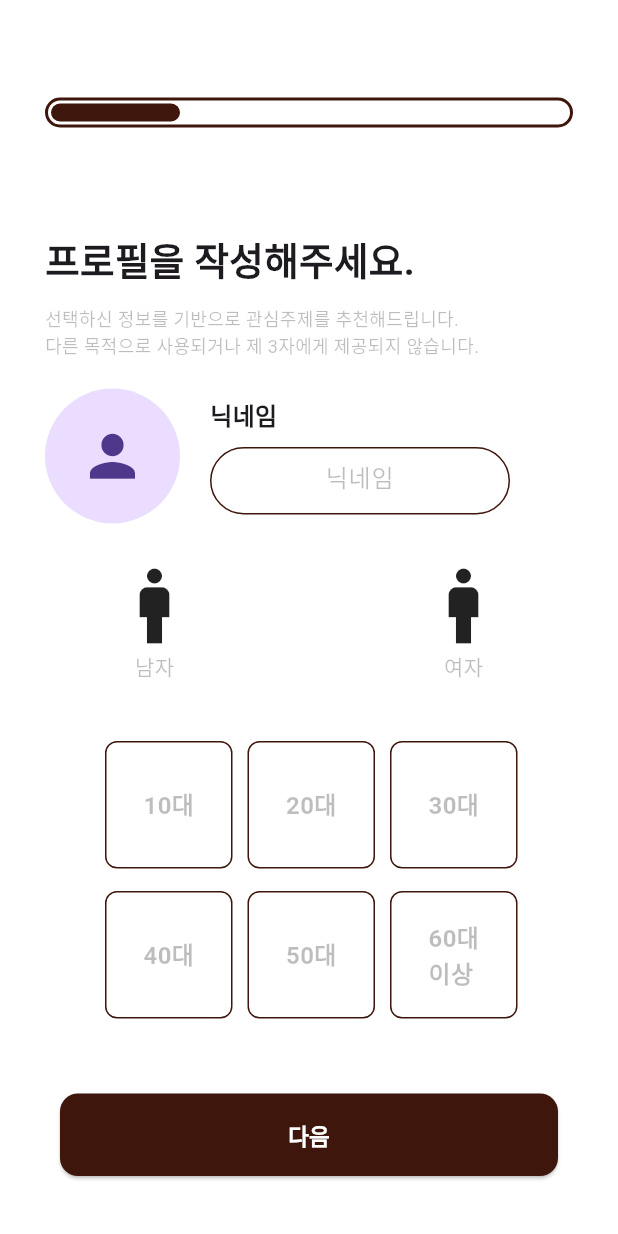
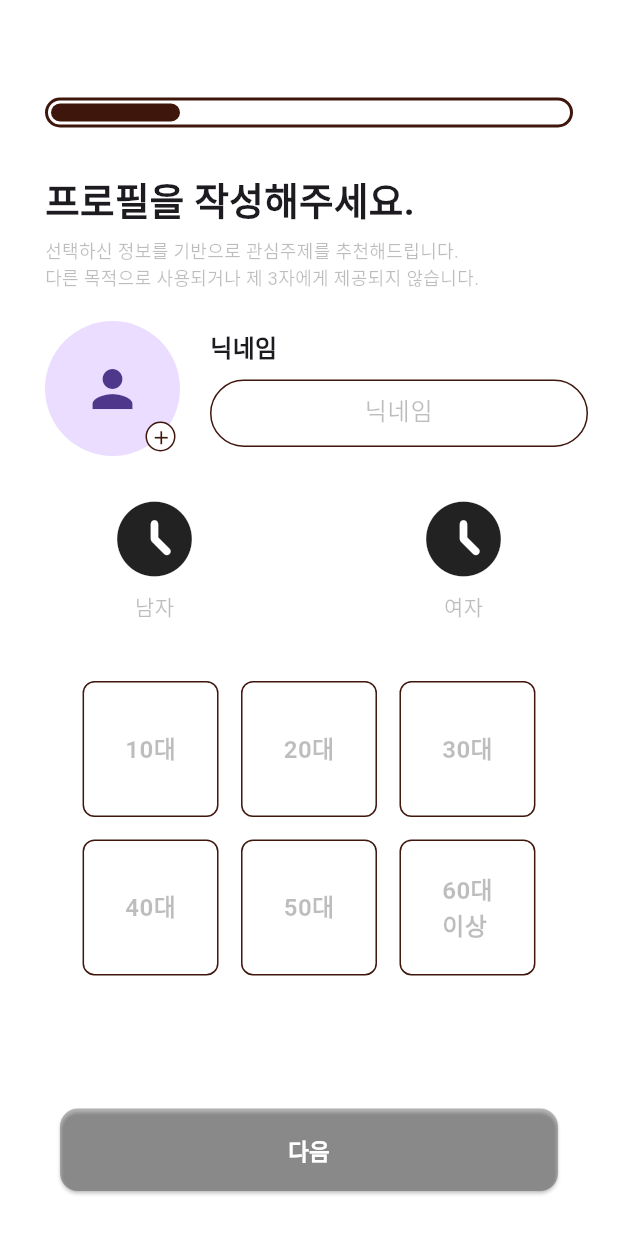
Before and after one commit to pknu-wap/CANO-FE, a Flutter app: the UserProfileScreen screen opened by its route, on a phone screen of 412 x 824 dp. Run offline on Flutter 3.47's test engine with Material 3 defaults, Android fonts, the phone set to English and light mode, and no system bars; our stand-ins replace flutter_dotenv, flutter_native_splash, flutter_riverpod, flutter_svg, freezed_annotation, go_router and 3 more; missing offline and left inert: kakao_flutter_sdk, kakao_flutter_sdk_common.

Commit message:
chore: user_info 스크린 UI 로직 수정

```diff
--- a/lib/main.dart
+++ b/lib/main.dart
@@ -16,6 +16,7 @@ void main() async {
   KakaoSdk.init(
     nativeAppKey: kakaoNativeAppKey,
   );
+
   runApp(ProviderScope(child: MyApp()));
 }
 
--- /dev/null
+++ b/lib/util/mediaquery.dart
@@ -0,0 +1,7 @@
+import 'package:flutter/cupertino.dart';
+
+double mediaHeight(BuildContext context, double scale) =>
+    MediaQuery.of(context).size.height * scale;
+
+double mediaWidth(BuildContext context, double scale) =>
+    MediaQuery.of(context).size.width * scale;
--- a/lib/view/screen/user_info/user_profile_screen.dart
+++ b/lib/view/screen/user_info/user_profile_screen.dart
@@ -1,5 +1,6 @@
 import 'package:cano/desginsystem/colors.dart';
 import 'package:cano/desginsystem/strings.dart';
+import 'package:cano/util/mediaquery.dart';
 import 'package:cano/view/widget/custom_button.dart';
 import 'package:cano/view/widget/custom_icon_button.dart';
 import 'package:cano/view/widget/outlined_text_field.dart';
@@ -17,6 +18,14 @@ class UserProfileScreen extends ConsumerWidget {
   @override
   Widget build(BuildContext context, WidgetRef ref) {
     final userInfo = ref.watch(userInfoProvider);
+    final Map<int, String> ageLabels = {
+      10: "10대",
+      20: "20대",
+      30: "30대",
+      40: "40대",
+      50: "50대",
+      60: "60대\n이상"
+    };
 
     ref.listen(userInfoProvider, (prev, next) {
       print("현재 상태: $next");
@@ -25,15 +34,14 @@ class UserProfileScreen extends ConsumerWidget {
     return Scaffold(
         backgroundColor: Colors.white,
         resizeToAvoidBottomInset: false,
-        body: SingleChildScrollView(
-          child: Column(
+        body: Column(
           crossAxisAlignment: CrossAxisAlignment.center,
           children: [
             const SizedBox(height: 65),
             const Padding(
                 padding: EdgeInsets.symmetric(horizontal: 30),
                 child: ProgressBar(percent: 0.25)),
-              const SizedBox(height: 70),
+            const SizedBox(height: 30),
             Padding(
               padding: const EdgeInsets.only(left: 30),
               child: Container(
@@ -44,7 +52,7 @@ class UserProfileScreen extends ConsumerWidget {
                 ),
               ),
             ),
-              const SizedBox(height: 10),
+            const SizedBox(height: 5),
             Padding(
               padding: const EdgeInsets.only(left: 30),
               child: Container(
@@ -57,7 +65,40 @@ class UserProfileScreen extends ConsumerWidget {
             Row(
               children: [
                 const SizedBox(width: 30),
-                  const ProfileImage(),
+                Stack(
+                  children: [
+                    ProfileImage(
+                      imagePath: userInfo.profileImageUrl,
+                    ), // 기본 아이콘
+                    Positioned(
+                      right: 3, // 오른쪽에 위치
+                      bottom: 3, // 아래쪽에 위치
+                      child: Container(
+                        width: 20,
+                        height: 20,
+                        decoration: BoxDecoration(
+                            color: Colors.white,
+                            shape: BoxShape.circle,
+                            border: Border.all(
+                                color: AppColors.primary, width: 1.0)),
+                        child: IconButton(
+                          padding: EdgeInsets.all(2), // 아이콘 간격 없애기
+                          icon: Icon(Icons.add,
+                              size: 15, color: AppColors.primary),
+                          onPressed: () {
+                            ref
+                                .watch(userInfoProvider.notifier)
+                                .pickImageFromGallery(
+                                    context,
+                                    (imagePath) => ref
+                                        .watch(userInfoProvider.notifier)
+                                        .setProfileImageUrl(imagePath));
+                          },
+                        ),
+                      ),
+                    ),
+                  ],
+                ),
                 const SizedBox(width: 20),
                 Expanded(
                   child: Column(
@@ -69,17 +110,15 @@ class UserProfileScreen extends ConsumerWidget {
                       const SizedBox(height: 10),
                       OutlinedTextField(
                           onChanged: (text) {
-                              ref
-                                  .watch(userInfoProvider.notifier)
-                                  .setName(text);
+                            ref.watch(userInfoProvider.notifier).setName(text);
                           },
                           hintText: AppStrings.nickname,
                           borderRadius: 50,
-                            width: 200,
                           height: 45),
                     ],
                   ),
                 ),
+                SizedBox(width: 20),
               ],
             ),
             const SizedBox(height: 25),
@@ -91,10 +130,13 @@ class UserProfileScreen extends ConsumerWidget {
                   children: [
                     CustomIconSvgButton(
                       size: 60,
-                        onPressed: () => ref
-                            .watch(userInfoProvider.notifier)
-                            .setGender(false),
+                      onPressed: () =>
+                          ref.watch(userInfoProvider.notifier).setGender(false),
                       idx: false,
+                      selectedIdx: userInfo.gender,
+                    ),
+                    SizedBox(
+                      height: 5,
                     ),
                     Text(
                       AppStrings.man,
@@ -113,7 +155,11 @@ class UserProfileScreen extends ConsumerWidget {
                         ref.watch(userInfoProvider.notifier).setGender(true);
                       },
                       idx: true,
+                      selectedIdx: userInfo.gender,
                       size: 60,
+                    ),
+                    SizedBox(
+                      height: 5,
                     ),
                     Text(
                       AppStrings.woman,
@@ -127,86 +173,37 @@ class UserProfileScreen extends ConsumerWidget {
               ],
             ),
             const SizedBox(height: 40),
-              Row(
-                children: [
-                  const SizedBox(
-                    width: 70,
-                  ),
-                  SquareButton(
-                    onTap: () =>
-                        ref.watch(userInfoProvider.notifier).setAge(10),
+            Expanded(
+              child: Padding(
+                padding: const EdgeInsets.symmetric(horizontal: 25),
+                child: Wrap(
+                  runSpacing: 15,
+                  spacing: 15,
+                  children: ageLabels.entries.map((entry) {
+                    return SquareButton(
+                        age: entry.key,
+                        text: entry.value,
+                        size: mediaWidth(context, 0.22),
+                        onTap: () => ref
+                            .watch(userInfoProvider.notifier)
+                            .setAge(entry.key),
                         onClear: () =>
                             ref.watch(userInfoProvider.notifier).setAge(0),
-                    text: "10대",
-                    size: 85,
-                    age: 10,
-                    selectedAge: userInfo.age,
+                        selectedAge: userInfo.age);
+                  }).toList(),
                 ),
-                  const SizedBox(width: 10),
-                  SquareButton(
-                      onTap: () =>
-                          ref.watch(userInfoProvider.notifier).setAge(20),
-                      onClear: () =>
-                          ref.watch(userInfoProvider.notifier).setAge(0),
-                      text: "20대",
-                      size: 85,
-                      age: 20,
-                      selectedAge: userInfo.age),
-                  const SizedBox(width: 10),
-                  SquareButton(
-                      onTap: () =>
-                          ref.watch(userInfoProvider.notifier).setAge(30),
-                      onClear: () =>
-                          ref.watch(userInfoProvider.notifier).setAge(0),
-                      text: "30대",
-                      size: 85,
-                      age: 30,
-                      selectedAge: userInfo.age)
-                ],
               ),
-              const SizedBox(height: 15),
-              Row(
-                children: [
-                  const SizedBox(
-                    width: 70,
             ),
-                  SquareButton(
-                      onTap: () =>
-                          ref.watch(userInfoProvider.notifier).setAge(40),
-                      onClear: () =>
-                          ref.watch(userInfoProvider.notifier).setAge(0),
-                      text: "40대",
-                      size: 85,
-                      age: 40,
-                      selectedAge: userInfo.age),
-                  const SizedBox(width: 10),
-                  SquareButton(
-                      onTap: () =>
-                          ref.watch(userInfoProvider.notifier).setAge(50),
-                      onClear: () =>
-                          ref.watch(userInfoProvider.notifier).setAge(0),
-                      text: "50대",
-                      size: 85,
-                      age: 50,
-                      selectedAge: userInfo.age),
-                  const SizedBox(width: 10),
-                  SquareButton(
-                      onTap: () =>
-                          ref.watch(userInfoProvider.notifier).setAge(60),
-                      onClear: () =>
-                          ref.watch(userInfoProvider.notifier).setAge(0),
-                      text: "60대\n이상",
-                      size: 85,
-                      age: 60,
-                      selectedAge: userInfo.age)
-                ],
-              ),
-              const SizedBox(height: 50),
             Padding(
               padding: const EdgeInsets.symmetric(horizontal: 40),
               child: CustomButton(
                 text: AppStrings.next,
                 height: 55,
+                buttonColor: userInfo.name != "" &&
+                        userInfo.age != 0 &&
+                        userInfo.gender != null
+                    ? AppColors.primary
+                    : Colors.black26,
                 onPressed: () {
                   if (userInfo.name != "" &&
                       userInfo.age != 0 &&
@@ -214,9 +211,9 @@ class UserProfileScreen extends ConsumerWidget {
                     context.push('/coffee_preference');
                 },
               ),
-              )
+            ),
+            const SizedBox(height: 30),
           ],
-          ),
         ));
   }
 }
--- a/lib/view/widget/custom_icon_button.dart
+++ b/lib/view/widget/custom_icon_button.dart
@@ -5,12 +5,14 @@ class CustomIconSvgButton extends StatelessWidget {
   final bool? idx;
   final bool? selectedIdx;
   final String? imagePath;
+  final String? selectedImagePath;
   final VoidCallback onPressed;
   final double size;
 
   const CustomIconSvgButton({
     Key? key,
     this.imagePath = null,
+    this.selectedImagePath = null,
     required this.onPressed,
     this.size = 50,
     this.idx = null,
@@ -23,13 +25,15 @@ class CustomIconSvgButton extends StatelessWidget {
         onTap: () {
           onPressed.call();
         },
-        child: imagePath != null
-            ? SvgPicture.asset(
-                imagePath!,
-                height: size,
-                width: size,
-              )
-            : Icon(Icons.man, size: size));
+        child: idx == selectedIdx
+            ? (imagePath != null
+                ? SvgPicture.asset(
+                    imagePath!,
+                    height: size,
+                    width: size,
+                  )
+                : Icon(Icons.man, size: size))
+            : Icon(Icons.access_time_filled_rounded, size: size));
   }
 }
 
--- a/lib/view/widget/outlined_text_field.dart
+++ b/lib/view/widget/outlined_text_field.dart
@@ -6,7 +6,6 @@ class OutlinedTextField extends StatelessWidget {
   final TextInputType keyboardType;
   final double borderRadius;
   final Color borderColor;
-  final double width;
   final double height;
   final ValueChanged<String> onChanged;
   // final TextEditingController controller;
@@ -17,7 +16,6 @@ class OutlinedTextField extends StatelessWidget {
     this.keyboardType = TextInputType.text,
     this.borderRadius = 12,
     this.borderColor = AppColors.primary,
-    required this.width,
     required this.height,
     required this.onChanged,
   }) : super(key: key);
@@ -25,7 +23,6 @@ class OutlinedTextField extends StatelessWidget {
   @override
   Widget build(BuildContext context) {
     return Container(
-      width: width,
       height: height,
       child: TextField(
         onChanged: onChanged,
--- a/lib/view/widget/profile_image.dart
+++ b/lib/view/widget/profile_image.dart
@@ -1,32 +1,32 @@
+import 'dart:io';
+
 import 'package:flutter/material.dart';
 
 class ProfileImage extends StatelessWidget {
-  final String? imageUrl; // 프로필 이미지 URL
+  final String imagePath; // 프로필 이미지 URL
   final double radius; // 반지름
 
   const ProfileImage({
     Key? key,
-    this.imageUrl = null,
-    this.radius = 45.0, // 기본 반지름 설정
+    this.radius = 45.0,
+    required this.imagePath, // 기본 반지름 설정
   }) : super(key: key);
 
   @override
   Widget build(BuildContext context) {
     return CircleAvatar(
       radius: radius, // 반지름 설정
-      child: imageUrl != null && imageUrl!.isNotEmpty
+      child: imagePath != ''
           ? ClipOval(
-              child: Image.network(
-                imageUrl!,
+              child: Image.file(
+                File(imagePath),
                 fit: BoxFit.cover,
                 width: radius * 2,
                 height: radius * 2,
               ),
             )
-          : Icon(
-              Icons.person, // 기본 아이콘
-              size: radius, // 아이콘 크기
-            ),
+          : Icon(Icons.person, size: 40 // 기본 아이콘
+              ),
     );
   }
 }
--- a/pubspec.yaml
+++ b/pubspec.yaml
@@ -49,6 +49,8 @@ dependencies:
   kakao_flutter_sdk_common: ^1.9.6
   kakao_flutter_sdk: ^1.9.6
   google_sign_in: ^6.2.1
+  image_picker: ^1.0.0
+  permission_handler: ^11.3.1
 
 dev_dependencies:
   flutter_test:
```
Also changed, not shown: lib/permission.dart (added, +16 -0 lines), lib/view/screen/auth/login_screen.dart (+5 -2 lines), lib/view/screen/user_info/coffee_preference_screen.dart (+8 -5 lines), lib/view/screen/user_info/keyword_preference_screen.dart (+8 -6 lines), lib/view/screen/user_info/location_preference_screen.dart (+8 -5 lines), lib/view/widget/dialog/dialog.dart (added, +28 -0 lines), lib/viewmodel/user_info_viewmodel.dart (+16 -0 lines), pubspec.lock, 10 other files. Lines whose indentation alone changed are shown as unchanged.
